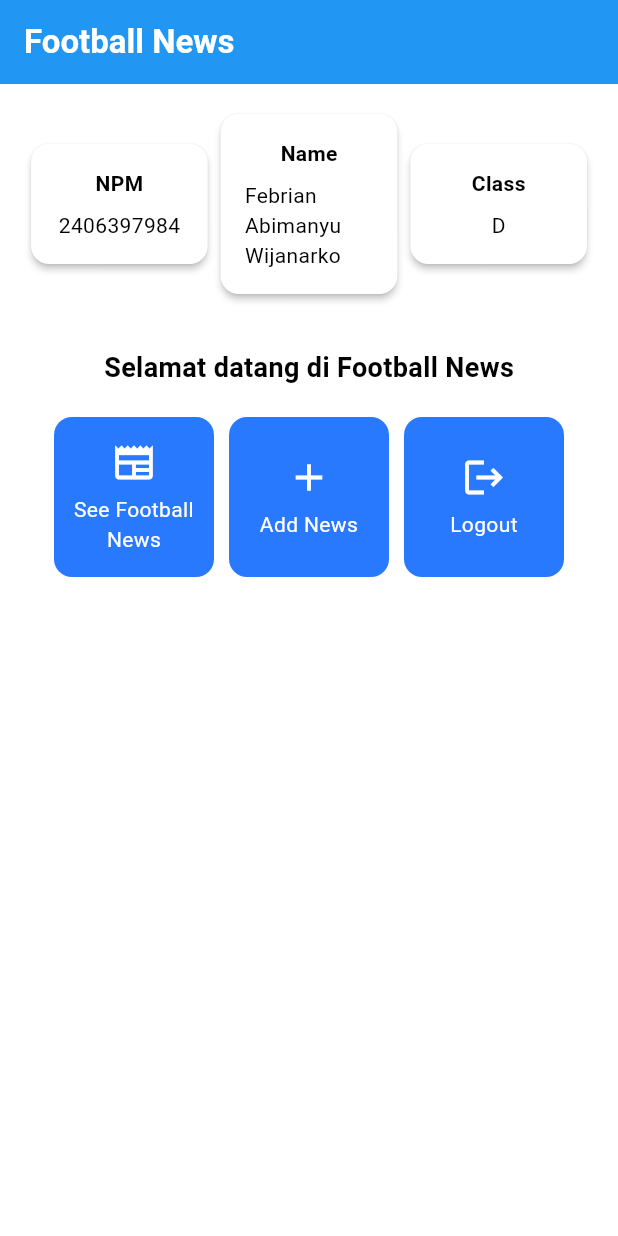
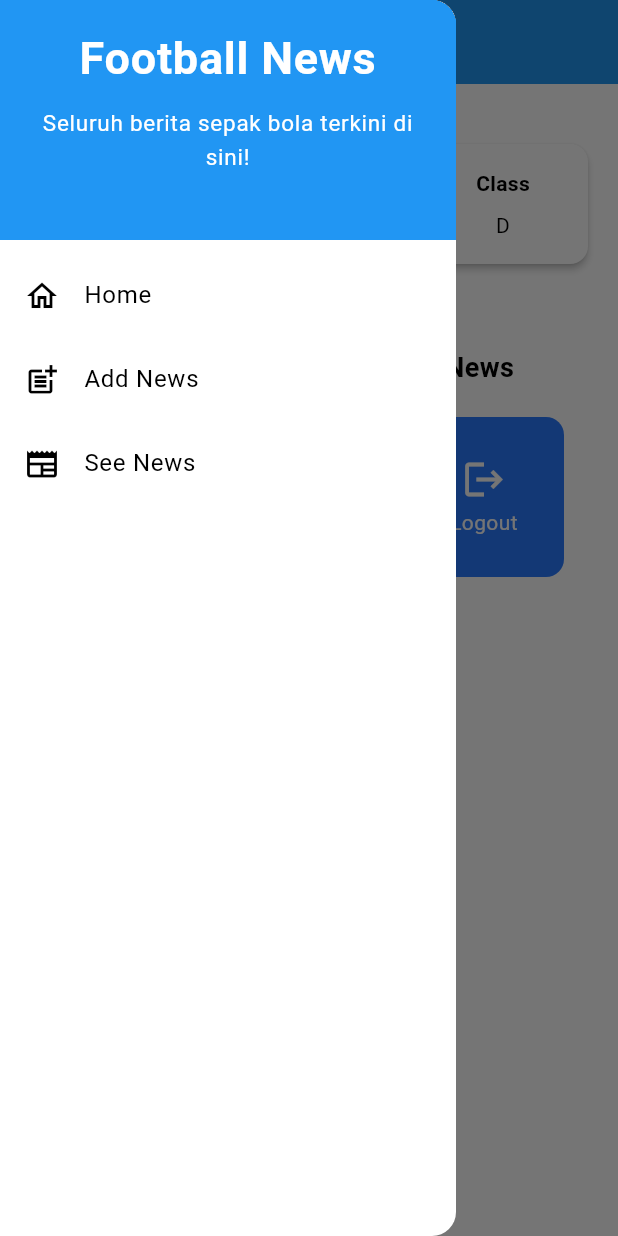
Before and after one commit to bimanyuw/football-news-mobile, a Flutter app: the screen it shows after launch, with the side drawer open (before the commit the screen has no drawer), on a phone screen of 412 x 824 dp. Run offline on Flutter 3.47's test engine with Material 3 defaults, Android fonts, the phone set to English and light mode, and no system bars.

Commit message:
Tutorial 7 done

```diff
--- a/lib/main.dart
+++ b/lib/main.dart
@@ -1,7 +1,5 @@
 import 'package:flutter/material.dart';
-import 'package:football_news/menu.dart';
-
-
+import 'package:football_news/screens/menu.dart';
 
 void main() {
   runApp(const MyApp());
@@ -10,31 +8,17 @@ void main() {
 class MyApp extends StatelessWidget {
   const MyApp({super.key});
 
-  // This widget is the root of your application.
   @override
   Widget build(BuildContext context) {
     return MaterialApp(
-      title: 'Flutter Demo',
+      debugShowCheckedModeBanner: false,
+      title: 'Football News',
       theme: ThemeData(
-        // This is the theme of your application.
-        //
-        // TRY THIS: Try running your application with "flutter run". You'll see
-        // the application has a purple toolbar. Then, without quitting the app,
-        // try changing the seedColor in the colorScheme below to Colors.green
-        // and then invoke "hot reload" (save your changes or press the "hot
-        // reload" button in a Flutter-supported IDE, or press "r" if you used
-        // the command line to start the app).
-        //
-        // Notice that the counter didn't reset back to zero; the application
-        // state is not lost during the reload. To reset the state, use hot
-        // restart instead.
-        //
-        // This works for code too, not just values: Most code changes can be
-        // tested with just a hot reload.
-         colorScheme: ColorScheme.fromSwatch(primarySwatch: Colors.blue)
-          .copyWith(secondary: Colors.blueAccent[400]),
+        colorScheme: ColorScheme.fromSwatch(primarySwatch: Colors.blue)
+            .copyWith(secondary: Colors.blueAccent[400]),
+        useMaterial3: true,
       ),
-      home: MyHomePage(colorScheme: Theme.of(context).colorScheme),
+      home: const MyHomePage(),
     );
   }
 }
--- a/lib/menu.dart
+++ /dev/null
@@ -1,191 +0,0 @@
-import 'package:flutter/material.dart';
-
-class MyHomePage extends StatelessWidget {
-    MyHomePage({super.key, required ColorScheme colorScheme});
-
-    final String nama = "Febrian Abimanyu Wijanarko" ;//nama
-    final String npm = "2406397984"; //npm
-    final String kelas = "D"; //kelas
-
-  final List<ItemHomepage> items = [
-    ItemHomepage("See Football News", Icons.newspaper),
-    ItemHomepage("Add News", Icons.add),
-    ItemHomepage("Logout", Icons.logout),
-  ];
-
-   @override
-    Widget build(BuildContext context) {
-    // Scaffold menyediakan struktur dasar halaman dengan AppBar dan body.
-    return Scaffold(
-      // AppBar adalah bagian atas halaman yang menampilkan judul.
-      appBar: AppBar(
-        // Judul aplikasi "Football News" dengan teks putih dan tebal.
-        title: const Text(
-          'Football News',
-          style: TextStyle(
-            color: Colors.white,
-            fontWeight: FontWeight.bold,
-          ),
-        ),
-        // Warna latar belakang AppBar diambil dari skema warna tema aplikasi.
-        backgroundColor: Theme.of(context).colorScheme.primary,
-      ),
-      // Body halaman dengan padding di sekelilingnya.
-      body: Padding(
-        padding: const EdgeInsets.all(16.0),
-        // Menyusun widget secara vertikal dalam sebuah kolom.
-        child: Column(
-          crossAxisAlignment: CrossAxisAlignment.center,
-          children: [
-            // Row untuk menampilkan 3 InfoCard secara horizontal.
-            Row(
-              mainAxisAlignment: MainAxisAlignment.spaceEvenly,
-              children: [
-                InfoCard(title: 'NPM', content: npm),
-                InfoCard(title: 'Name', content: nama),
-                InfoCard(title: 'Class', content: kelas),
-              ],
-            ),
-
-            // Memberikan jarak vertikal 16 unit.
-            const SizedBox(height: 16.0),
-
-            // Menempatkan widget berikutnya di tengah halaman.
-            Center(
-              child: Column(
-                // Menyusun teks dan grid item secara vertikal.
-
-                children: [
-                  // Menampilkan teks sambutan dengan gaya tebal dan ukuran 18.
-                  const Padding(
-                    padding: EdgeInsets.only(top: 16.0),
-                    child: Text(
-                      'Selamat datang di Football News',
-                      style: TextStyle(
-                        fontWeight: FontWeight.bold,
-                        fontSize: 18.0,
-                      ),
-                    ),
-                  ),
-
-                  // Grid untuk menampilkan ItemCard dalam bentuk grid 3 kolom.
-                  GridView.count(
-                    primary: true,
-                    padding: const EdgeInsets.all(20),
-                    crossAxisSpacing: 10,
-                    mainAxisSpacing: 10,
-                    crossAxisCount: 3,
-                    // Agar grid menyesuaikan tinggi kontennya.
-                    shrinkWrap: true,
-
-                    // Menampilkan ItemCard untuk setiap item dalam list items.
-                    children: items.map((ItemHomepage item) {
-                      return ItemCard(item);
-                    }).toList(),
-                  ),
-                ],
-              ),
-            ),
-          ],
-        ),
-      ),
-    );
-
-    }
-}
-
-// Removed leftover stateful counter example that conflicted with MyHomePage being a StatelessWidget.
-
-class InfoCard extends StatelessWidget {
-  // Kartu informasi yang menampilkan title dan content.
-
-  final String title;  // Judul kartu.
-  final String content;  // Isi kartu.
-
-  const InfoCard({super.key, required this.title, required this.content});
-
-  @override
-  Widget build(BuildContext context) {
-    return Card(
-      // Membuat kotak kartu dengan bayangan dibawahnya.
-      elevation: 2.0,
-      child: Container(
-        // Mengatur ukuran dan jarak di dalam kartu.
-        width: MediaQuery.of(context).size.width / 3.5, // menyesuaikan dengan lebar device yang digunakan.
-        padding: const EdgeInsets.all(16.0),
-        // Menyusun title dan content secara vertikal.
-        child: Column(
-          children: [
-            Text(
-              title,
-              style: const TextStyle(fontWeight: FontWeight.bold),
-            ),
-            const SizedBox(height: 8.0),
-            Text(content),
-          ],
-        ),
-      ),
-    );
-  }
-}
-
-class ItemHomepage {
- final String name;
- final IconData icon;
-
- ItemHomepage(this.name, this.icon);
-}
-
-class ItemCard extends StatelessWidget {
-  // Menampilkan kartu dengan ikon dan nama.
-
-  final ItemHomepage item;
-
-  const ItemCard(this.item, {super.key});
-
-  @override
-  Widget build(BuildContext context) {
-    return Material(
-      // Menentukan warna latar belakang dari tema aplikasi.
-      color: Theme.of(context).colorScheme.secondary,
-      // Membuat sudut kartu melengkung.
-      borderRadius: BorderRadius.circular(12),
-
-      child: InkWell(
-        // Aksi ketika kartu ditekan.
-        onTap: () {
-          // Menampilkan pesan SnackBar saat kartu ditekan.
-          ScaffoldMessenger.of(context)
-            ..hideCurrentSnackBar()
-            ..showSnackBar(
-              SnackBar(content: Text("Kamu telah menekan tombol ${item.name}!"))
-            );
-        },
-        // Container untuk menyimpan Icon dan Text
-        child: Container(
-          padding: const EdgeInsets.all(8),
-          child: Center(
-            child: Column(
-              // Menyusun ikon dan teks di tengah kartu.
-              mainAxisAlignment: MainAxisAlignment.center,
-              children: [
-                Icon(
-                  item.icon,
-                  color: Colors.white,
-                  size: 30.0,
-                ),
-                const Padding(padding: EdgeInsets.all(3)),
-                Text(
-                  item.name,
-                  textAlign: TextAlign.center,
-                  style: const TextStyle(color: Colors.white),
-                ),
-              ],
-            ),
-          ),
-        ),
-      ),
-    );
-  }
-
-}
--- /dev/null
+++ b/lib/screens/menu.dart
@@ -0,0 +1,144 @@
+import 'package:flutter/material.dart';
+import 'package:football_news/widgets/left_drawer.dart';
+import 'package:football_news/screens/newslist_form.dart';
+import 'package:football_news/widgets/news_list.dart'; // halaman baru (lihat bagian 3)
+
+class MyHomePage extends StatelessWidget {
+  const MyHomePage({super.key});
+
+  final String nama = "Febrian Abimanyu Wijanarko";
+  final String npm = "2406397984";
+  final String kelas = "D";
+
+  final List<ItemHomepage> items = const [
+    ItemHomepage("See Football News", Icons.newspaper),
+    ItemHomepage("Add News", Icons.add),
+    ItemHomepage("Logout", Icons.logout),
+  ];
+
+  @override
+  Widget build(BuildContext context) {
+    return Scaffold(
+      appBar: AppBar(
+        title: const Text(
+          'Football News',
+          style: TextStyle(color: Colors.white, fontWeight: FontWeight.bold),
+        ),
+        backgroundColor: Theme.of(context).colorScheme.primary,
+      ),
+      drawer: const LeftDrawer(),
+      body: Padding(
+        padding: const EdgeInsets.all(16.0),
+        child: Column(
+          crossAxisAlignment: CrossAxisAlignment.center,
+          children: [
+            Row(
+              mainAxisAlignment: MainAxisAlignment.spaceEvenly,
+              children: [
+                Expanded(child: InfoCard(title: 'NPM',  content: npm)),
+                const SizedBox(width: 8),
+                Expanded(child: InfoCard(title: 'Name', content: nama)),
+                const SizedBox(width: 8),
+                Expanded(child: InfoCard(title: 'Class', content: kelas)),
+              ],
+            ),
+            const SizedBox(height: 16.0),
+            const Padding(
+              padding: EdgeInsets.only(top: 16.0),
+              child: Text(
+                'Selamat datang di Football News',
+                style: TextStyle(fontWeight: FontWeight.bold, fontSize: 18.0),
+              ),
+            ),
+            GridView.count(
+              padding: const EdgeInsets.all(20),
+              crossAxisSpacing: 10,
+              mainAxisSpacing: 10,
+              crossAxisCount: 3,
+              shrinkWrap: true,
+              physics: const NeverScrollableScrollPhysics(),
+              children: items.map((item) => ItemCard(item)).toList(),
+            ),
+          ],
+        ),
+      ),
+    );
+  }
+}
+
+class InfoCard extends StatelessWidget {
+  final String title;
+  final String content;
+  const InfoCard({super.key, required this.title, required this.content});
+
+  @override
+  Widget build(BuildContext context) {
+    return Card(
+      elevation: 2.0,
+      child: Padding(
+        padding: const EdgeInsets.all(16.0),
+        child: Column(
+          children: [
+            Text(title, style: const TextStyle(fontWeight: FontWeight.bold)),
+            const SizedBox(height: 8.0),
+            Text(content, textAlign: TextAlign.center),
+          ],
+        ),
+      ),
+    );
+  }
+}
+
+class ItemHomepage {
+  final String name;
+  final IconData icon;
+  const ItemHomepage(this.name, this.icon);
+}
+
+class ItemCard extends StatelessWidget {
+  final ItemHomepage item;
+  const ItemCard(this.item, {super.key});
+
+  @override
+  Widget build(BuildContext context) {
+    return Material(
+      color: Theme.of(context).colorScheme.secondary,
+      borderRadius: BorderRadius.circular(12),
+      child: InkWell(
+        onTap: () {
+          ScaffoldMessenger.of(context)
+            ..hideCurrentSnackBar()
+            ..showSnackBar(SnackBar(content: Text("Kamu telah menekan tombol ${item.name}!")));
+
+          // Tambah navigasi sesuai instruksi tutorial
+          if (item.name == "Add News") {
+            Navigator.push(
+              context,
+              MaterialPageRoute(builder: (_) => const NewsFormPage()),
+            );
+          } else if (item.name == "See Football News") {
+            Navigator.push(
+              context,
+              MaterialPageRoute(builder: (_) => const NewsListPage()),
+            );
+          } else if (item.name == "Logout") {
+            // opsional: tampilkan dialog konfirmasi logout
+          }
+        },
+        child: Padding(
+          padding: const EdgeInsets.all(8),
+          child: Center(
+            child: Column(
+              mainAxisAlignment: MainAxisAlignment.center,
+              children: [
+                Icon(item.icon, color: Colors.white, size: 30.0),
+                const SizedBox(height: 4),
+                Text(item.name, textAlign: TextAlign.center, style: const TextStyle(color: Colors.white)),
+              ],
+            ),
+          ),
+        ),
+      ),
+    );
+  }
+}
--- /dev/null
+++ b/lib/widgets/left_drawer.dart
@@ -0,0 +1,66 @@
+import 'package:flutter/material.dart';
+import 'package:football_news/screens/menu.dart';
+import 'package:football_news/screens/newslist_form.dart';
+import 'package:football_news/widgets/news_list.dart';
+
+class LeftDrawer extends StatelessWidget {
+  const LeftDrawer({super.key});
+
+  @override
+  Widget build(BuildContext context) {
+    return Drawer(
+      child: ListView(
+        children: [
+          const DrawerHeader(
+            decoration: BoxDecoration(color: Colors.blue),
+            child: Column(
+              children: [
+                Text(
+                  'Football News',
+                  textAlign: TextAlign.center,
+                  style: TextStyle(fontSize: 30, fontWeight: FontWeight.bold, color: Colors.white),
+                ),
+                SizedBox(height: 10),
+                Text(
+                  "Seluruh berita sepak bola terkini di sini!",
+                  textAlign: TextAlign.center,
+                  style: TextStyle(fontSize: 15, color: Colors.white),
+                ),
+              ],
+            ),
+          ),
+          ListTile(
+            leading: const Icon(Icons.home_outlined),
+            title: const Text('Home'),
+            onTap: () {
+              Navigator.pushReplacement(
+                context,
+                MaterialPageRoute(builder: (context) => const MyHomePage()),
+              );
+            },
+          ),
+          ListTile(
+            leading: const Icon(Icons.post_add),
+            title: const Text('Add News'),
+            onTap: () {
+              Navigator.pushReplacement(
+                context,
+                MaterialPageRoute(builder: (context) => const NewsFormPage()),
+              );
+            },
+          ),
+          ListTile(
+            leading: const Icon(Icons.newspaper),
+            title: const Text('See News'),
+            onTap: () {
+              Navigator.pushReplacement(
+                context,
+                MaterialPageRoute(builder: (context) => const NewsListPage()),
+              );
+            },
+          ),
+        ],
+      ),
+    );
+  }
+}
```
Also changed, not shown: lib/screens/newslist_form.dart (added, +167 -0 lines), lib/widgets/news_list.dart (added, +17 -0 lines).
